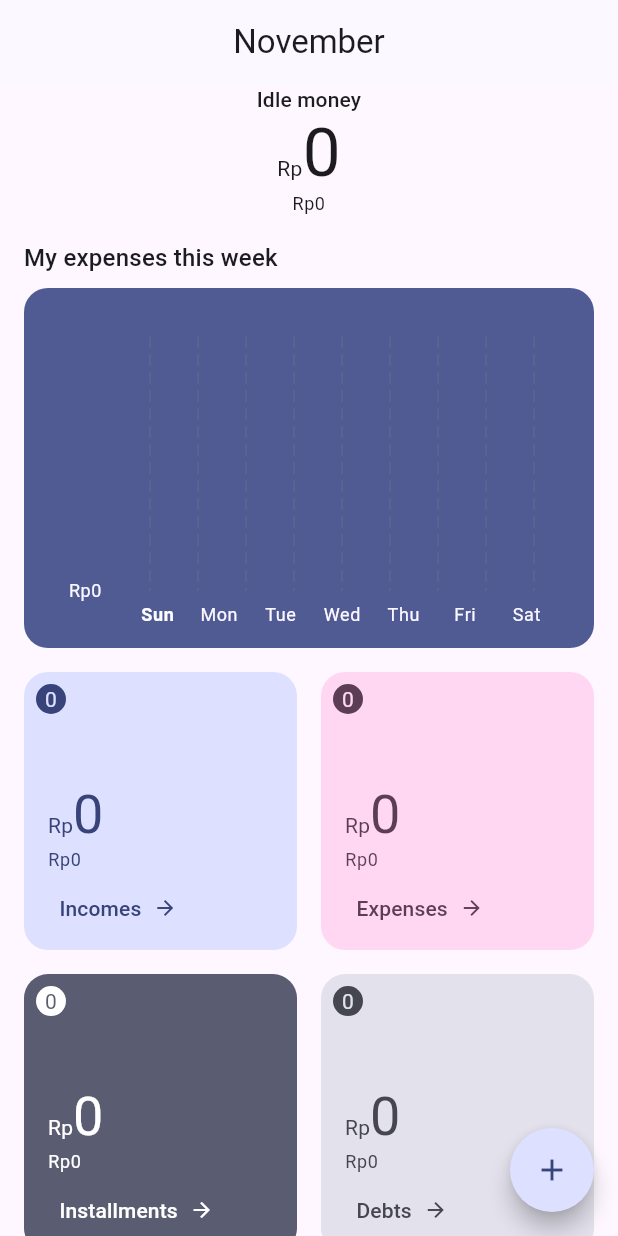
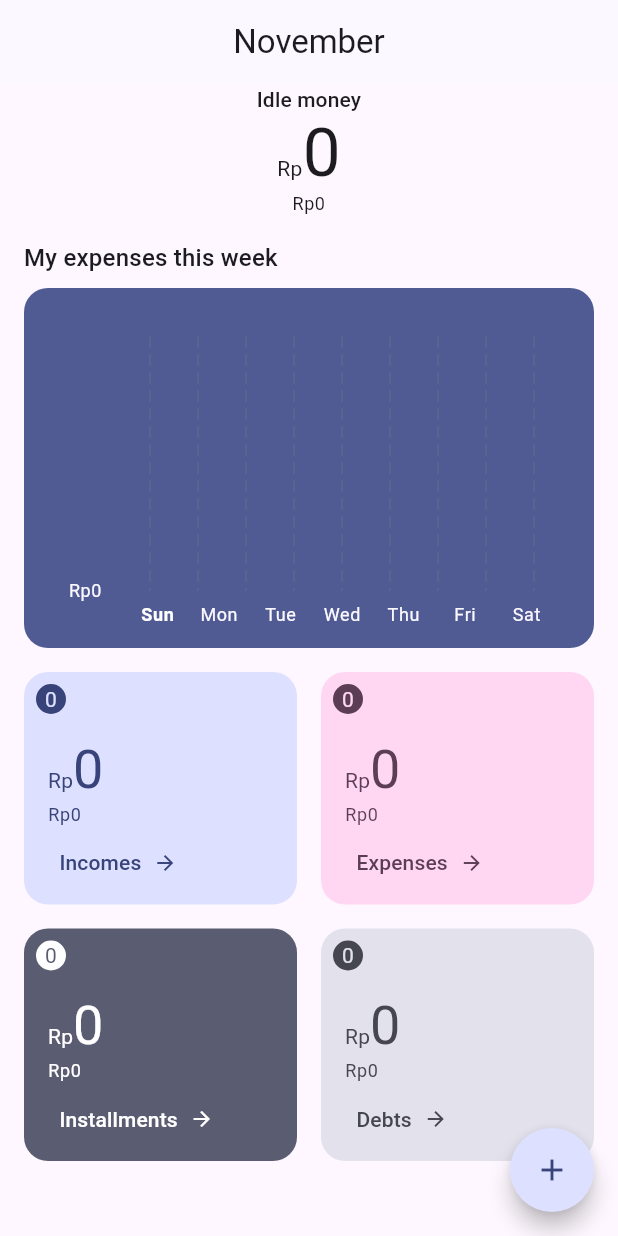
Before and after one commit to pwdev23/boros_app, a Flutter app: the screen it shows after launch, after a tap on the "done" icon, on a phone screen of 412 x 824 dp. Run offline on Flutter 3.47's test engine with Material 3 defaults, Android fonts, the phone set to English and light mode, and no system bars; drawn by our look-alikes of fl_chart, flutter_speed_dial; our stand-ins replace flutter_riverpod, isar, riverpod_annotation, shared_preferences; accounts and stored records are empty; generated files the repository leaves out were written again.

Commit message:
Updated card height

```diff
--- a/lib/src/pages/home_page.dart
+++ b/lib/src/pages/home_page.dart
@@ -203,7 +203,7 @@ class _HomePageState extends ConsumerState<HomePage> {
                                     sum: 0,
                                     currencyCode: widget.currencyCode,
                                     width: null,
-                                    height: width * 0.45,
+                                    height: 155.0,
                                   ),
                                 );
                               }
@@ -226,7 +226,7 @@ class _HomePageState extends ConsumerState<HomePage> {
                                   sum: sum!,
                                   currencyCode: widget.currencyCode,
                                   width: null,
-                                  height: width * 0.45,
+                                  height: 155.0,
                                 ),
                               );
                             },
@@ -255,7 +255,7 @@ class _HomePageState extends ConsumerState<HomePage> {
                                     sum: 0,
                                     currencyCode: widget.currencyCode,
                                     width: null,
-                                    height: width * 0.45,
+                                    height: 155.0,
                                   ),
                                 );
                               }
@@ -279,7 +279,7 @@ class _HomePageState extends ConsumerState<HomePage> {
                                   sum: sum!,
                                   currencyCode: widget.currencyCode,
                                   width: null,
-                                  height: width * 0.45,
+                                  height: 155.0,
                                 ),
                               );
                             },
@@ -310,7 +310,7 @@ class _HomePageState extends ConsumerState<HomePage> {
                                     sum: 0,
                                     currencyCode: widget.currencyCode,
                                     width: null,
-                                    height: width * 0.45,
+                                    height: 155.0,
                                   ),
                                 );
                               }
@@ -332,7 +332,7 @@ class _HomePageState extends ConsumerState<HomePage> {
                                   sum: sum!,
                                   currencyCode: widget.currencyCode,
                                   width: null,
-                                  height: width * 0.45,
+                                  height: 155.0,
                                 ),
                               );
                             },
@@ -359,7 +359,7 @@ class _HomePageState extends ConsumerState<HomePage> {
                                     sum: 0,
                                     currencyCode: widget.currencyCode,
                                     width: null,
-                                    height: width * 0.45,
+                                    height: 155.0,
                                   ),
                                 );
                               }
@@ -381,7 +381,7 @@ class _HomePageState extends ConsumerState<HomePage> {
                                   sum: sum!,
                                   currencyCode: widget.currencyCode,
                                   width: null,
-                                  height: width * 0.45,
+                                  height: 155.0,
                                 ),
                               );
                             },
```
